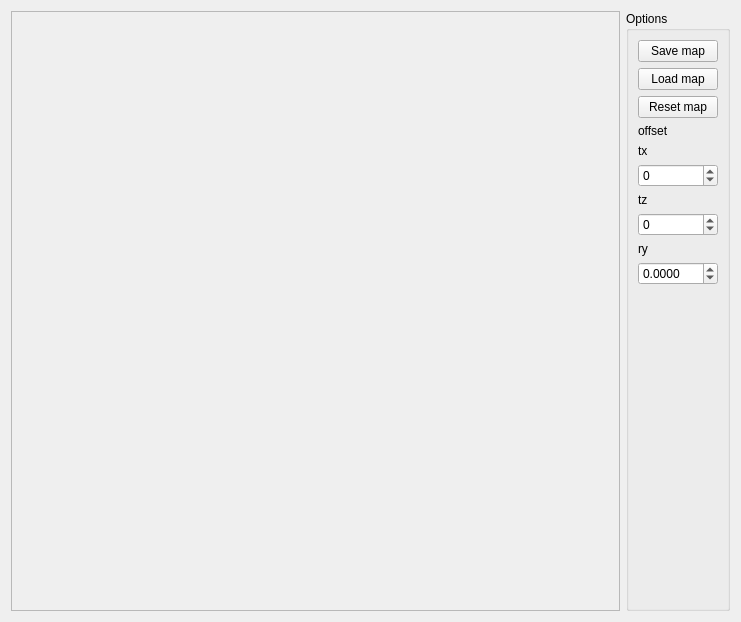
Old version of the form experimental/gmappingComp/src/mainUI.ui in the repository robocomp/robocomp-robolab.
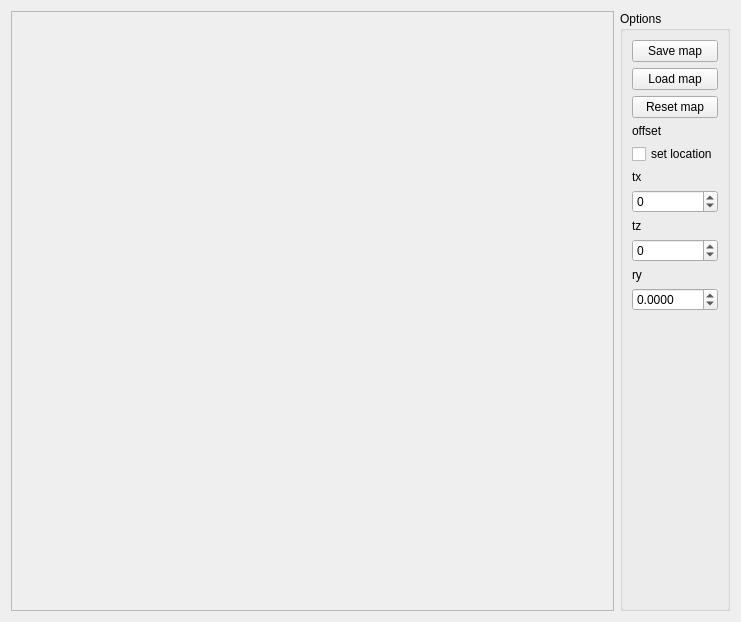
New version of the form.

Commit message: improvements in gmapping's UI

```diff
--- a/experimental/gmappingComp/src/mainUI.ui
+++ b/experimental/gmappingComp/src/mainUI.ui
@@ -80,6 +80,13 @@
         </property>
        </widget>
       </item>
+      <item>
+       <widget class="QCheckBox" name="setBox">
+        <property name="text">
+         <string>set location</string>
+        </property>
+       </widget>
+      </item>
       <item>
        <widget class="QLabel" name="label_2">
         <property name="text">
```
The commit also changes 4 other files.
